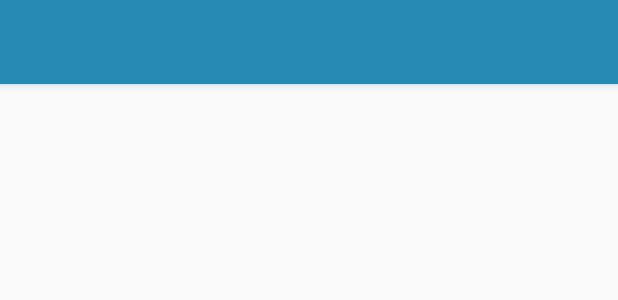
After one commit to Michael-Azev/Messenger, an Android app: the layout toolbar.xml on its own in the app's theme, with its tools: preview values and no code run, on a phone screen of 412 x 824 dp. The commit adds this screen. Shown: the top 300 px of the screen. Run offline under Robolectric (Android 15) with nearby library versions, the phone set to English and light mode, and no system bars.

Commit message:
UI layer

```diff
--- a/app/src/main/java/com/azevmikhail/messenger/presentation/injection/RemoteModule.kt
+++ b/app/src/main/java/com/azevmikhail/messenger/presentation/injection/RemoteModule.kt
@@ -1,11 +1,11 @@
 package com.azevmikhail.messenger.presentation.injection
 
+import com.andreabaccega.formedittext.BuildConfig
 import com.azevmikhail.messenger.data.account.AccountRemote
 import com.azevmikhail.messenger.remote.account.AccountRemoteImpl
 import com.azevmikhail.messenger.remote.core.Request
 import com.azevmikhail.messenger.remote.service.ApiService
 import com.azevmikhail.messenger.remote.service.ServiceFactory
-import com.google.firebase.BuildConfig
 import dagger.Module
 import dagger.Provides
 import javax.inject.Singleton
--- /dev/null
+++ b/app/src/main/res/layout/toolbar.xml
@@ -0,0 +1,29 @@
+<?xml version="1.0" encoding="utf-8"?>
+<com.google.android.material.appbar.AppBarLayout
+    xmlns:android="http://schemas.android.com/apk/res/android"
+    xmlns:app="http://schemas.android.com/apk/res-auto"
+    android:id="@+id/appbar"
+    android:layout_width="match_parent"
+    android:layout_height="wrap_content"
+    android:fitsSystemWindows="true">
+
+    <androidx.appcompat.widget.Toolbar
+        android:id="@+id/toolbar"
+        style="@style/BaseToolbarStyle"
+        android:layout_width="match_parent"
+        android:layout_height="?attr/actionBarSize"
+        app:layout_scrollFlags="scroll|enterAlways">
+
+        <ProgressBar
+            android:id="@+id/toolbar_progress_bar"
+            android:layout_width="28dp"
+            android:layout_height="wrap_content"
+            android:backgroundTint="@color/progressBarTint"
+            android:indeterminateTint="@color/progressBarTint"
+            android:indeterminateTintMode="src_in"
+            android:layout_gravity="right"
+            android:visibility="invisible"
+            android:layout_marginEnd="16dp"/>
+
+    </androidx.appcompat.widget.Toolbar>
+</com.google.android.material.appbar.AppBarLayout>
--- a/app/src/main/res/values/colors.xml
+++ b/app/src/main/res/values/colors.xml
@@ -1,6 +1,16 @@
 <?xml version="1.0" encoding="utf-8"?>
 <resources>
-    <color name="colorPrimary">#6200EE</color>
-    <color name="colorPrimaryDark">#3700B3</color>
-    <color name="colorAccent">#03DAC5</color>
+    <color name="colorPrimary">#268AB5</color>
+
+    <color name="white">#FFFFFF</color>
+    <color name="grey">#898989</color>
+    <color name="darkGrey">#454e4f</color>
+
+
+    <color name="background">@color/white</color>
+
+    <color name="toolbarTextPrimary">@color/white</color>
+    <color name="toolbarTextSecondary">@color/white</color>
+
+    <color name="progressBarTint">@color/white</color>
 </resources>
--- a/app/src/main/res/values/styles.xml
+++ b/app/src/main/res/values/styles.xml
@@ -1,10 +1,37 @@
 <resources>
+
     <!-- Base application theme. -->
-    <style name="AppTheme" parent="Theme.AppCompat.Light.DarkActionBar">
-        <!-- Customize your theme here. -->
+    <style name="AppTheme" parent="Theme.AppCompat.Light.NoActionBar">
         <item name="colorPrimary">@color/colorPrimary</item>
-        <item name="colorPrimaryDark">@color/colorPrimaryDark</item>
-        <item name="colorAccent">@color/colorAccent</item>
+    </style>
+
+
+    <style name="BaseToolbarStyle">
+        <item name="popupTheme">@style/ThemeOverlay.AppCompat.Light</item>
+        <item name="android:theme">@style/BaseToolbarTheme</item>
+        <item name="titleTextAppearance">@style/CustomTitleTextAppearance</item>
+    </style>
+
+
+    <style name="BaseToolbarTheme">
+        <item name="android:textColorPrimary">@color/toolbarTextPrimary</item>
+        <item name="android:textColorSecondary">@color/toolbarTextSecondary</item>
+    </style>
+
+    <style name="CustomTitleTextAppearance" parent="TextAppearance.Widget.AppCompat.Toolbar.Title">
+        <item name="android:fontFamily">sans-serif-light</item>
+        <item name="android:textSize">22sp</item>
+        <item name="android:textColor">@color/toolbarTextPrimary</item>
+        <item name="android:textStyle">bold</item>
+    </style>
+
+    <style name="Button.Primary" parent="Base.Widget.AppCompat.Button">
+        <item name="android:foreground">?attr/selectableItemBackground</item>
+        <item name="android:clickable">true</item>
+        <item name="android:focusable">true</item>
+        <item name="android:background">@drawable/rounded_button</item>
+        <item name="android:textColor">@android:color/white</item>
+        <item name="android:textStyle">bold</item>
     </style>
 
 </resources>
```
Also changed, not shown: app/build.gradle (+9 -1 lines), app/src/main/AndroidManifest.xml (+6 -1 lines), app/src/main/java/com/azevmikhail/messenger/ui/App.kt (added, +45 -0 lines), app/src/main/java/com/azevmikhail/messenger/ui/MainActivity.kt (deleted, +0 -12 lines), app/src/main/java/com/azevmikhail/messenger/ui/activity/BaseActivity.kt (added, +91 -0 lines), app/src/main/java/com/azevmikhail/messenger/ui/activity/RegisterActivity.kt (added, +11 -0 lines), app/src/main/java/com/azevmikhail/messenger/ui/ext/Lifecycle.kt (added, +15 -0 lines), app/src/main/java/com/azevmikhail/messenger/ui/fragment/BaseFragment.kt (added, +70 -0 lines), app/src/main/java/com/azevmikhail/messenger/ui/fragment/RegisterFragment.kt (added, +74 -0 lines), app/src/main/java/com/azevmikhail/messenger/ui/service/FirebaseService.kt (added, +30 -0 lines), app/src/main/res/drawable/rounded_button.xml (added, +7 -0 lines), app/src/main/res/drawable/rounded_edittext_register_login.xml (added, +10 -0 lines), app/src/main/res/layout/activity_main.xml (+8 -13 lines), app/src/main/res/layout/fragment_register.xml (added, +156 -0 lines), 1 more files.
